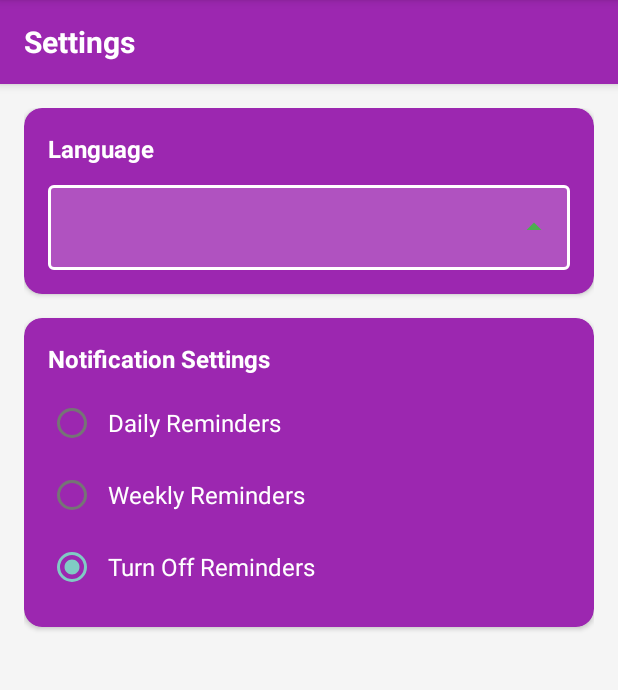
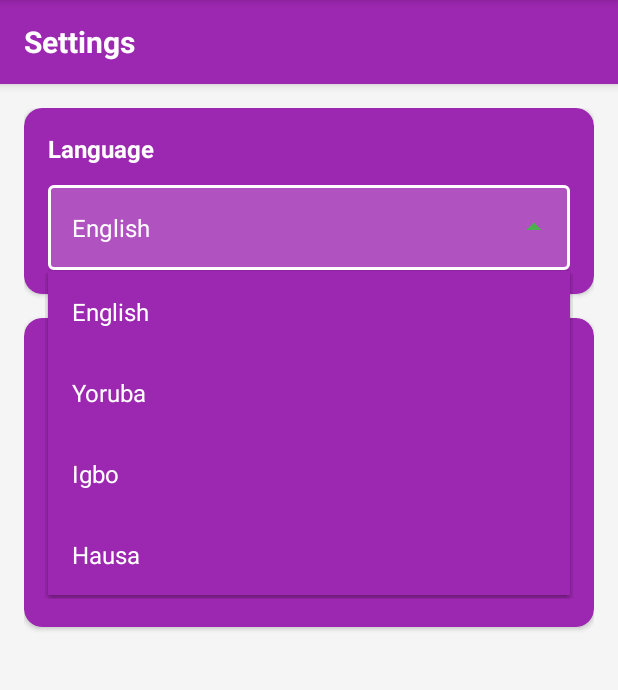
Before and after one commit to JeremiahObikoya/planthealthassistant, an Android app built with Jetpack Compose: the SettingsActivity screen opened directly, with no data from a screen before it, after a tap on an icon or button, on a phone screen of 412 x 824 dp, the part 84-774 px from its top. Run offline under Robolectric (Android 15) with nearby library versions, the phone set to English and light mode, and no system bars; 1 statement that could not run was skipped.

Commit message:
Added the languages but it is not fully working yet.

```diff
--- a/app/src/main/java/com/example/planthealthassist/SettingsActivity.kt
+++ b/app/src/main/java/com/example/planthealthassist/SettingsActivity.kt
@@ -1,32 +1,72 @@
 package com.example.planthealthassist
 
+import android.content.Context
+import android.content.SharedPreferences
+import android.content.res.Configuration
 import android.os.Bundle
 import android.widget.AdapterView
+import android.widget.ArrayAdapter
 import android.widget.RadioGroup
 import com.example.planthealthassist.databinding.ActivitySettingsBinding
 import com.example.planthealthassist.notifications.NotificationManager
+import java.util.*
 
 class SettingsActivity : BaseActivity() {
     private lateinit var binding: ActivitySettingsBinding
     private lateinit var notificationManager: NotificationManager
+    private lateinit var sharedPreferences: SharedPreferences
+    private var currentLanguage: String = "en"
+
+    companion object {
+        private const val PREF_NAME = "settings"
+        private const val PREF_LANGUAGE = "selected_language"
+    }
 
     override fun onCreate(savedInstanceState: Bundle?) {
         super.onCreate(savedInstanceState)
         binding = ActivitySettingsBinding.inflate(layoutInflater)
         setContentView(binding.root)
 
+        sharedPreferences = getSharedPreferences(PREF_NAME, Context.MODE_PRIVATE)
+        currentLanguage = sharedPreferences.getString(PREF_LANGUAGE, "en") ?: "en"
+
         setupActionBar()
-        setupLanguageSpinner()
+        setupLanguageSelection()
         setupNotificationSettings()
     }
 
-    private fun setupLanguageSpinner() {
-        binding.languageSpinner.onItemSelectedListener = object : AdapterView.OnItemSelectedListener {
-            override fun onItemSelected(parent: AdapterView<*>?, view: android.view.View?, position: Int, id: Long) {
-                // TODO: Implement language change
+    private fun setupLanguageSelection() {
+        // Get arrays first
+        val languages = resources.getStringArray(R.array.languages)
+        val languageCodes = resources.getStringArray(R.array.language_values)
+
+        // Create adapter with the correct layout
+        val adapter = ArrayAdapter(
+            this,
+            R.layout.item_dropdown_menu,  // We'll create this layout
+            languages
+        )
+
+        // Find current language name
+        val currentIndex = languageCodes.indexOf(currentLanguage)
+        val currentLanguageName = if (currentIndex != -1) languages[currentIndex] else languages[0]
+
+        with(binding.languageSpinner) {
+            // Set initial text
+            setText(currentLanguageName)
+            // Set adapter
+            setAdapter(adapter)
+            // Handle selection
+            setOnItemClickListener { _, _, position, _ ->
+                val selectedLanguageCode = languageCodes[position]
+                if (selectedLanguageCode != currentLanguage) {
+                    currentLanguage = selectedLanguageCode
+                    sharedPreferences.edit()
+                        .putString(PREF_LANGUAGE, selectedLanguageCode)
+                        .apply()
+                    updateLocale(selectedLanguageCode)
+                }
             }
-
-            override fun onNothingSelected(parent: AdapterView<*>?) {}
         }
     }
 
@@ -50,4 +90,26 @@ class SettingsActivity : BaseActivity() {
             notificationManager.scheduleNotifications(frequency)
         }
     }
+
+    private fun updateLocale(languageCode: String) {
+        val locale = when (languageCode) {
+            "yo" -> Locale("yo")
+            "ig" -> Locale("ig")
+            "ha" -> Locale("ha")
+            else -> Locale("en")
+        }
+
+        Locale.setDefault(locale)
+        val config = Configuration(resources.configuration)
+        config.setLocale(locale)
+
+        // Create new context with updated configuration
+        val context = createConfigurationContext(config)
+
+        // Update resources with new configuration
+        resources.displayMetrics.setTo(context.resources.displayMetrics)
+
+        // Recreate activity to apply changes
+        recreate()
+    }
 }
--- a/app/src/main/java/com/example/planthealthassist/notifications/NotificationManager.kt
+++ b/app/src/main/java/com/example/planthealthassist/notifications/NotificationManager.kt
@@ -46,7 +46,7 @@ class NotificationManager(private val context: Context) {
 
         workManager.enqueueUniquePeriodicWork(
             WORK_NAME,
-            ExistingPeriodicWorkPolicy.REPLACE,
+            ExistingPeriodicWorkPolicy.UPDATE,
             periodicWorkRequest
         )
     }
--- a/app/src/main/res/layout/activity_history.xml
+++ b/app/src/main/res/layout/activity_history.xml
@@ -57,11 +57,11 @@
 
             <ProgressBar
                 android:id="@+id/progressBar"
-                android:layout_width="wrap_content"
-                android:layout_height="wrap_content"
+                android:layout_width="48dp"
+                android:layout_height="48dp"
                 android:layout_gravity="center"
                 android:visibility="gone"
-                android:indeterminateTint="@color/history_card_bg"/>
+                android:indeterminateTint="@android:color/holo_orange_light"/>
 
         </FrameLayout>
     </androidx.core.widget.NestedScrollView>
--- /dev/null
+++ b/app/src/main/res/layout/item_dropdown_menu.xml
@@ -0,0 +1,8 @@
+<?xml version="1.0" encoding="utf-8"?>
+<TextView xmlns:android="http://schemas.android.com/apk/res/android"
+    android:layout_width="match_parent"
+    android:layout_height="wrap_content"
+    android:padding="16dp"
+    android:textSize="16sp"
+    android:textColor="@color/white"
+    android:background="@color/settings_card_bg" />
--- /dev/null
+++ b/app/src/main/res/values/arrays.xml
@@ -0,0 +1,16 @@
+<?xml version="1.0" encoding="utf-8"?>
+<resources>
+    <string-array name="languages">
+        <item>English</item>
+        <item>Yoruba</item>
+        <item>Igbo</item>
+        <item>Hausa</item>
+    </string-array>
+
+    <string-array name="language_values">
+        <item>en</item>
+        <item>yo</item>
+        <item>ig</item>
+        <item>ha</item>
+    </string-array>
+</resources>
```
Also changed, not shown: app/src/main/java/com/example/planthealthassist/HistoryActivity.kt (+6 -2 lines), app/src/main/java/com/example/planthealthassist/ResultActivity.kt (+10 -1 lines), app/src/main/java/com/example/planthealthassist/viewmodels/HistoryViewModel.kt (+17 -9 lines), app/src/main/res/values/strings.xml (+0 -8 lines), 3 other files.
